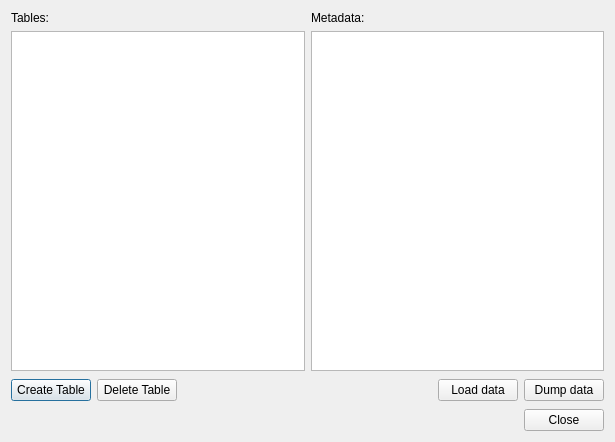
Old version of the form ManagerDialog.ui in the repository wonder-sk/postgis_manager.
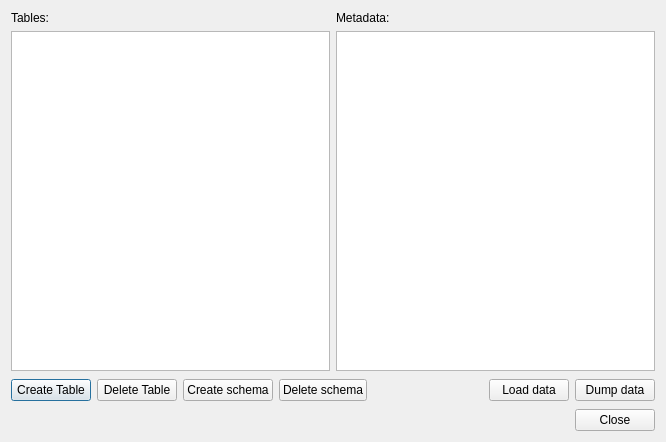
New version of the form.

Commit message: - renaming of tables and schemas - creation and deletion of schemas

Diff of the .ui file:
```diff
--- a/ManagerDialog.ui
+++ b/ManagerDialog.ui
@@ -5,7 +5,7 @@
    <rect>
     <x>0</x>
     <y>0</y>
-    <width>615</width>
+    <width>666</width>
     <height>442</height>
    </rect>
   </property>
@@ -49,6 +49,20 @@
        </property>
       </widget>
      </item>
+     <item>
+      <widget class="QPushButton" name="btnCreateSchema" >
+       <property name="text" >
+        <string>Create schema</string>
+       </property>
+      </widget>
+     </item>
+     <item>
+      <widget class="QPushButton" name="btnDeleteSchema" >
+       <property name="text" >
+        <string>Delete schema</string>
+       </property>
+      </widget>
+     </item>
      <item>
       <spacer>
        <property name="orientation" >
```
The commit also changes 2 other files.
